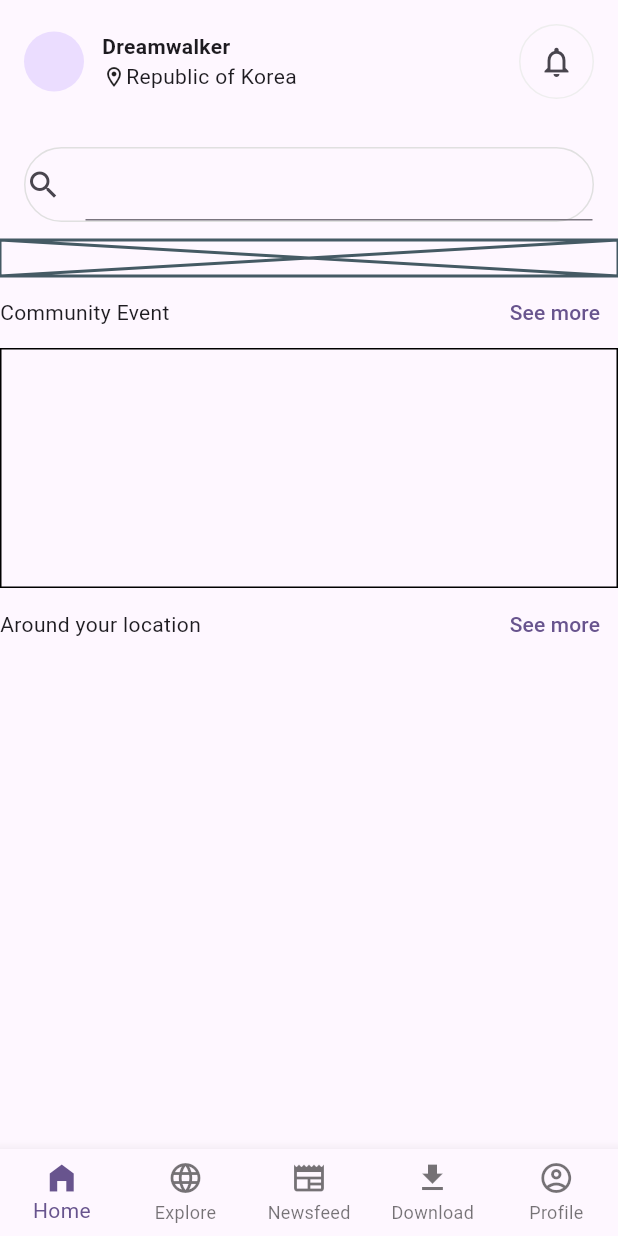
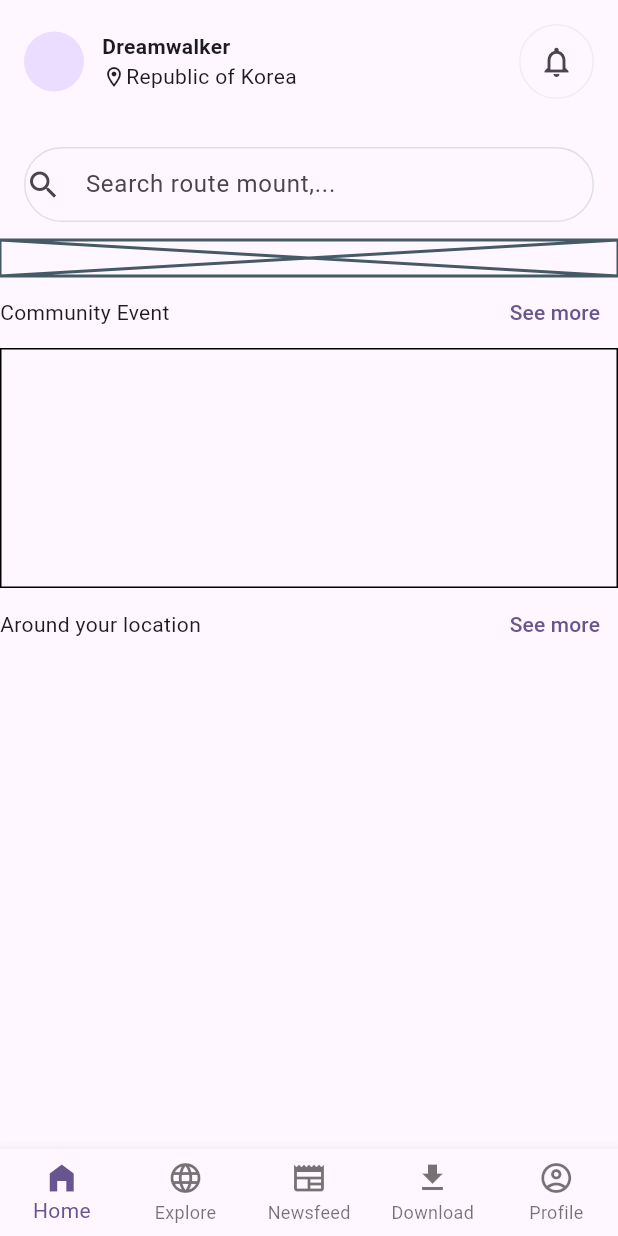
Before and after one commit to JAICHANGPARK/flutter_notebook_chapter_37, a Flutter app: the HikingHomePage screen opened directly, on a phone screen of 412 x 824 dp. Run offline on Flutter 3.47's test engine with Material 3 defaults, Android fonts, the phone set to English and light mode, and no system bars; our stand-ins replace dots_indicator, gap.

Commit message:
Update hiking_home_page.dart

```diff
--- a/lib/ep1859_hiking_guide_app/view/hiking_home_page.dart
+++ b/lib/ep1859_hiking_guide_app/view/hiking_home_page.dart
@@ -74,6 +74,8 @@ class _HikingHomePageState extends State<HikingHomePage> {
                   icon: Icon(
                     Icons.search,
                   ),
+                  hintText: "Search route mount,...",
+                  border: InputBorder.none,
                 ),
               ),
             ),
@@ -125,27 +127,19 @@ class _HikingHomePageState extends State<HikingHomePage> {
             label: "Home",
           ),
           BottomNavigationBarItem(
-            icon: Icon(
-              Icons.language
-            ),
+            icon: Icon(Icons.language),
             label: "Explore",
           ),
           BottomNavigationBarItem(
-            icon: Icon(
-                Icons.newspaper
-            ),
+            icon: Icon(Icons.newspaper),
             label: "Newsfeed",
           ),
           BottomNavigationBarItem(
-            icon: Icon(
-                Icons.download
-            ),
+            icon: Icon(Icons.download),
             label: "Download",
           ),
           BottomNavigationBarItem(
-            icon: Icon(
-                Icons.account_circle_outlined
-            ),
+            icon: Icon(Icons.account_circle_outlined),
             label: "Profile",
           )
         ],
```
